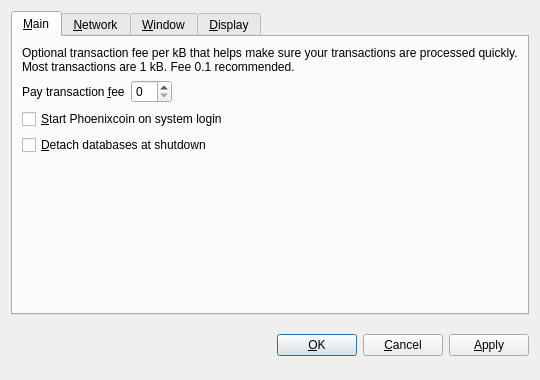
The window that src/qt/forms/optionsdialog.ui (ghostlander/Phoenixcoin) describes before a commit, drawn with Qt 5.
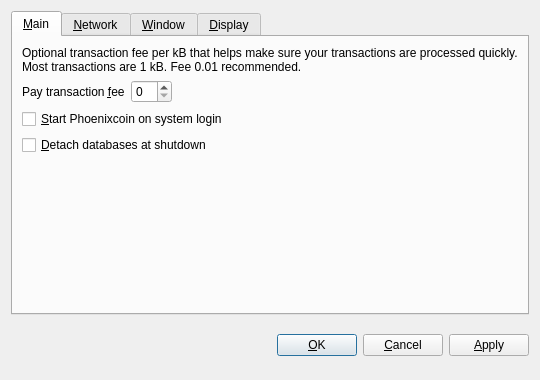
The same window after the commit. Custom widgets are drawn as their Qt base class.

Patch:
```diff
--- a/src/qt/forms/optionsdialog.ui
+++ b/src/qt/forms/optionsdialog.ui
@@ -33,7 +33,7 @@
        <item>
         <widget class="QLabel" name="transactionFeeInfoLabel">
          <property name="text">
-          <string>Optional transaction fee per kB that helps make sure your transactions are processed quickly. Most transactions are 1 kB. Fee 0.1 recommended.</string>
+          <string>Optional transaction fee per kB that helps make sure your transactions are processed quickly. Most transactions are 1 kB. Fee 0.01 recommended.</string>
          </property>
          <property name="textFormat">
           <enum>Qt::PlainText</enum>
```
